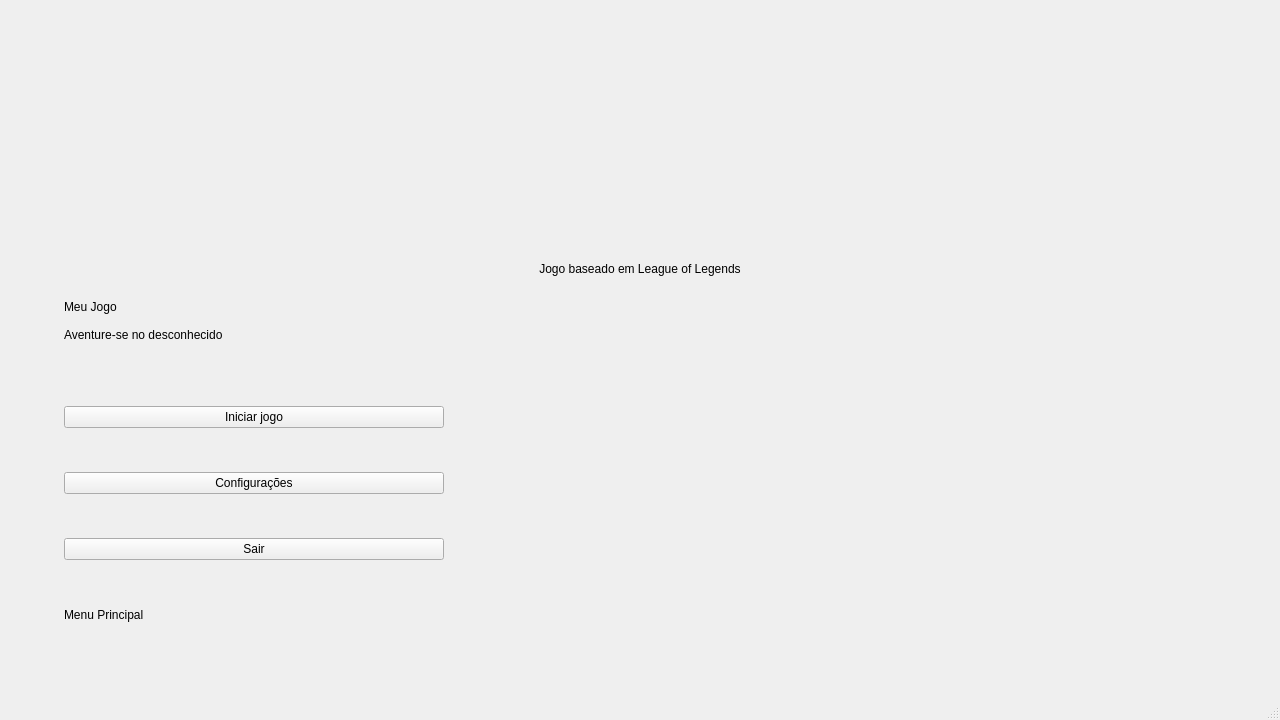
The window that mainwindow.ui (Chan2007/Jogo) describes before a commit, drawn with Qt 5.
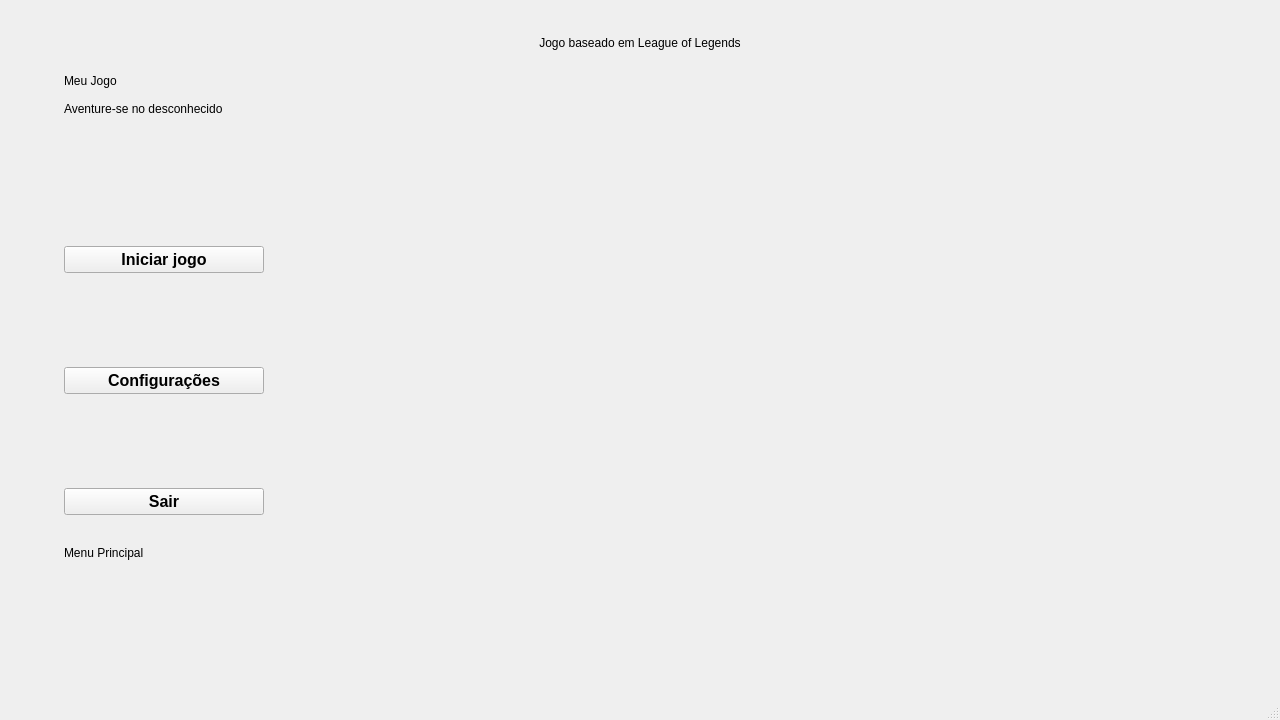
The same window after the commit. Custom widgets are drawn as their Qt base class.

Patch:
```diff
--- a/mainwindow.ui
+++ b/mainwindow.ui
@@ -27,16 +27,6 @@
     <property name="bottomMargin">
      <number>0</number>
     </property>
-    <item>
-     <widget class="BackgroundWidget" name="backgroundWidget">
-      <property name="sizePolicy">
-       <sizepolicy hsizetype="Expanding" vsizetype="Expanding">
-        <horstretch>1</horstretch>
-        <verstretch>1</verstretch>
-       </sizepolicy>
-      </property>
-     </widget>
-    </item>
     <item>
      <layout class="QGridLayout" name="gridLayout">
       <property name="leftMargin">
@@ -119,19 +109,30 @@
            <widget class="QFrame" name="mainMenuPanel">
             <property name="minimumSize">
              <size>
-              <width>0</width>
-              <height>220</height>
+              <width>100</width>
+              <height>300</height>
              </size>
             </property>
             <property name="maximumSize">
              <size>
-              <width>380</width>
+              <width>200</width>
               <height>16777215</height>
              </size>
             </property>
+            <property name="font">
+             <font>
+              <weight>75</weight>
+              <bold>true</bold>
+              <strikeout>false</strikeout>
+              <kerning>true</kerning>
+             </font>
+            </property>
+            <property name="cursor">
+             <cursorShape>CrossCursor</cursorShape>
+            </property>
             <layout class="QVBoxLayout" name="menuPanelLayout">
              <property name="spacing">
-              <number>12</number>
+              <number>80</number>
              </property>
              <property name="leftMargin">
               <number>0</number>
@@ -147,6 +148,15 @@
              </property>
              <item>
               <widget class="QPushButton" name="startButton">
+               <property name="font">
+                <font>
+                 <pointsize>12</pointsize>
+                 <weight>75</weight>
+                 <bold>true</bold>
+                 <strikeout>false</strikeout>
+                 <kerning>true</kerning>
+                </font>
+               </property>
                <property name="text">
                 <string>Iniciar jogo</string>
                </property>
@@ -154,13 +164,37 @@
              </item>
              <item>
               <widget class="QPushButton" name="settingsButton">
+               <property name="font">
+                <font>
+                 <pointsize>12</pointsize>
+                 <weight>75</weight>
+                 <bold>true</bold>
+                 <strikeout>false</strikeout>
+                 <kerning>true</kerning>
+                </font>
+               </property>
                <property name="text">
                 <string>Configurações</string>
                </property>
+               <property name="iconSize">
+                <size>
+                 <width>16</width>
+                 <height>16</height>
+                </size>
+               </property>
               </widget>
              </item>
              <item>
               <widget class="QPushButton" name="exitButton">
+               <property name="font">
+                <font>
+                 <pointsize>12</pointsize>
+                 <weight>75</weight>
+                 <bold>true</bold>
+                 <strikeout>false</strikeout>
+                 <kerning>true</kerning>
+                </font>
+               </property>
                <property name="text">
                 <string>Sair</string>
                </property>
@@ -433,11 +467,6 @@
   <widget class="QStatusBar" name="statusbar"/>
  </widget>
  <customwidgets>
-  <customwidget>
-   <class>BackgroundWidget</class>
-   <extends>QWidget</extends>
-   <header>src/backgroundwidget.h</header>
-  </customwidget>
   <customwidget>
    <class>PaintedPanel</class>
    <extends>QFrame</extends>
```
Left out of the diff: 1 changed line with no effect on the pictures.
